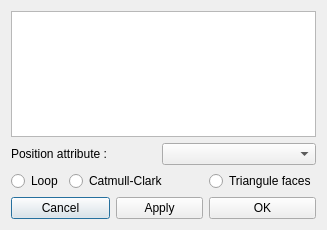
The window that SCHNApps/Plugins/surface_subdivision/forms/dialog_surface_subdivision.ui (cgogn/CGoGN) describes before a commit, drawn with Qt 5.
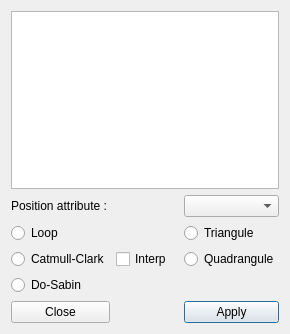
The same window after the commit.

```diff
--- a/SCHNApps/Plugins/surface_subdivision/forms/dialog_surface_subdivision.ui
+++ b/SCHNApps/Plugins/surface_subdivision/forms/dialog_surface_subdivision.ui
@@ -6,25 +6,18 @@
    <rect>
     <x>0</x>
     <y>0</y>
-    <width>327</width>
-    <height>230</height>
+    <width>282</width>
+    <height>334</height>
    </rect>
   </property>
   <property name="windowTitle">
    <string>Subdivide surface</string>
   </property>
   <layout class="QGridLayout" name="gridLayout">
-   <item row="0" column="0" colspan="5">
+   <item row="0" column="7" colspan="4">
     <widget class="QListWidget" name="list_maps"/>
    </item>
-   <item row="1" column="0" colspan="3">
-    <widget class="QLabel" name="label_2">
-     <property name="text">
-      <string>Position attribute :</string>
-     </property>
-    </widget>
-   </item>
-   <item row="1" column="3" colspan="2">
+   <item row="2" column="10">
     <widget class="QComboBox" name="combo_positionAttribute">
      <property name="sizePolicy">
       <sizepolicy hsizetype="Preferred" vsizetype="Fixed">
@@ -34,45 +27,66 @@
      </property>
     </widget>
    </item>
-   <item row="2" column="0">
+   <item row="3" column="10">
+    <widget class="QRadioButton" name="radio_trianguleFaces">
+     <property name="text">
+      <string>Triangule</string>
+     </property>
+    </widget>
+   </item>
+   <item row="3" column="7" colspan="2">
     <widget class="QRadioButton" name="radio_Loop">
      <property name="text">
       <string>Loop</string>
      </property>
     </widget>
    </item>
-   <item row="2" column="1" colspan="3">
-    <widget class="QRadioButton" name="radio_CC">
+   <item row="4" column="10">
+    <widget class="QRadioButton" name="radio_quadranguleFaces">
      <property name="text">
-      <string>Catmull-Clark</string>
+      <string>Quadrangule</string>
      </property>
     </widget>
    </item>
-   <item row="2" column="4">
-    <widget class="QRadioButton" name="radio_trianguleFaces">
+   <item row="2" column="7">
+    <widget class="QLabel" name="label_2">
      <property name="text">
-      <string>Triangule faces</string>
+      <string>Position attribute :</string>
      </property>
     </widget>
    </item>
-   <item row="3" column="0" colspan="2">
-    <widget class="QPushButton" name="button_cancel">
-     <property name="text">
-      <string>Cancel</string>
-     </property>
-    </widget>
-   </item>
-   <item row="3" column="2" colspan="2">
+   <item row="6" column="10">
     <widget class="QPushButton" name="button_apply">
      <property name="text">
       <string>Apply</string>
      </property>
     </widget>
    </item>
-   <item row="3" column="4">
+   <item row="6" column="7">
     <widget class="QPushButton" name="button_ok">
      <property name="text">
-      <string>OK</string>
+      <string>Close</string>
+     </property>
+    </widget>
+   </item>
+   <item row="5" column="7">
+    <widget class="QRadioButton" name="radio_DoSabin">
+     <property name="text">
+      <string>Do-Sabin</string>
+     </property>
+    </widget>
+   </item>
+   <item row="4" column="7">
+    <widget class="QRadioButton" name="radio_CC">
+     <property name="text">
+      <string>Catmull-Clark</string>
+     </property>
+    </widget>
+   </item>
+   <item row="4" column="8">
+    <widget class="QCheckBox" name="check_interp">
+     <property name="text">
+      <string>Interp</string>
      </property>
     </widget>
    </item>
```
